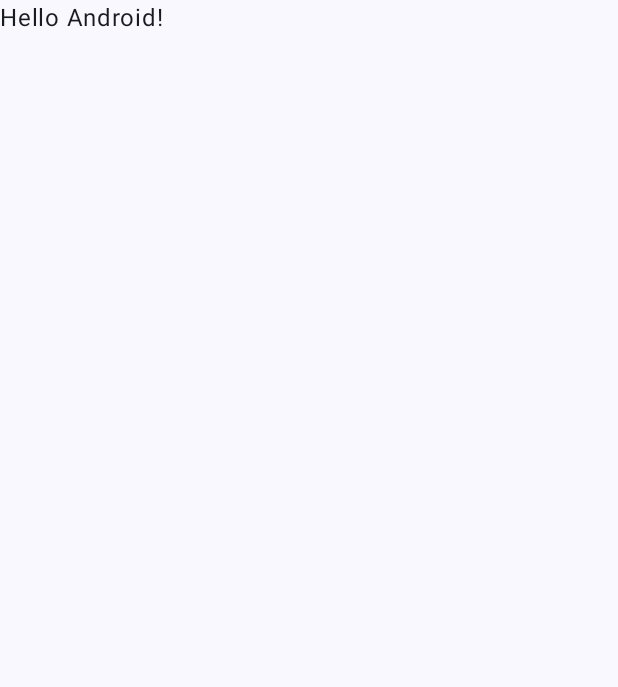
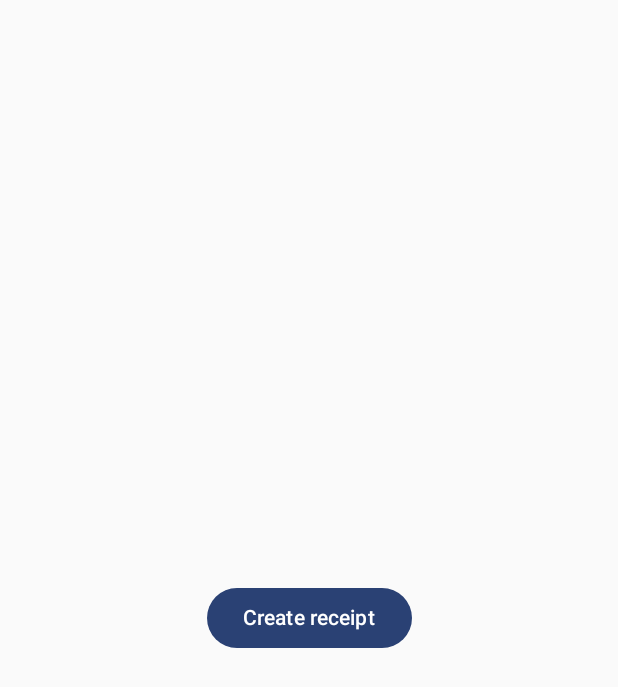
Before and after one commit to timatifey/split-and-pay, an Android app built with Jetpack Compose: the screen it shows after launch (MainActivity), on a phone screen of 412 x 824 dp. Before the commit the part shown is almost empty. Shown: the top 687 px of the screen. Run offline under Robolectric (Android 15) with nearby library versions, the phone set to English and light mode, and no system bars.

Commit message:
[Android]: created simple navigation to check di

```diff
--- a/android/app/build.gradle.kts
+++ b/android/app/build.gradle.kts
@@ -54,13 +54,16 @@ dependencies {
     implementation(project(":receipt"))
 
     implementation(libs.androidx.lifecycle.runtime)
+    implementation(libs.androidx.fragment)
     implementation(libs.androidx.activity.compose)
+    implementation(libs.androidx.navigation.fragment)
+    implementation(libs.androidx.navigation.ui)
+
     implementation(platform(libs.compose.bom))
     implementation(libs.androidx.compose.ui)
     implementation(libs.androidx.compose.ui.tooling.preview)
     implementation(libs.androidx.compose.material3)
     debugImplementation(libs.androidx.compose.ui.tooling)
-    debugImplementation(libs.androidx.compose.ui.test.manifest)
 
     implementation(libs.koin.android)
 }
--- a/android/app/src/main/AndroidManifest.xml
+++ b/android/app/src/main/AndroidManifest.xml
@@ -3,6 +3,7 @@
     xmlns:tools="http://schemas.android.com/tools">
 
     <application
+        android:name=".app.App"
         android:allowBackup="true"
         android:dataExtractionRules="@xml/data_extraction_rules"
         android:fullBackupContent="@xml/backup_rules"
--- a/android/app/src/main/java/com/example/splitandpay/MainActivity.kt
+++ b/android/app/src/main/java/com/example/splitandpay/MainActivity.kt
@@ -1,46 +1,12 @@
 package com.example.splitandpay
 
 import android.os.Bundle
-import androidx.activity.ComponentActivity
-import androidx.activity.compose.setContent
-import androidx.compose.foundation.layout.fillMaxSize
-import androidx.compose.material3.MaterialTheme
-import androidx.compose.material3.Surface
-import androidx.compose.material3.Text
-import androidx.compose.runtime.Composable
-import androidx.compose.ui.Modifier
-import androidx.compose.ui.tooling.preview.Preview
-import com.example.splitandpay.uikit.theme.MyApplicationTheme
+import androidx.appcompat.app.AppCompatActivity
 
-class MainActivity : ComponentActivity() {
+class MainActivity : AppCompatActivity() {
+
     override fun onCreate(savedInstanceState: Bundle?) {
         super.onCreate(savedInstanceState)
-        setContent {
-            MyApplicationTheme {
-                // A surface container using the 'background' color from the theme
-                Surface(
-                    modifier = Modifier.fillMaxSize(),
-                    color = MaterialTheme.colorScheme.background
-                ) {
-                    Greeting("Android")
-                }
-            }
-        }
+        setContentView(R.layout.main_activity)
     }
 }
-
-@Composable
-fun Greeting(name: String, modifier: Modifier = Modifier) {
-    Text(
-        text = "Hello $name!",
-        modifier = modifier
-    )
-}
-
-@Preview(showBackground = true)
-@Composable
-fun GreetingPreview() {
-    MyApplicationTheme {
-        Greeting("Android")
-    }
-}
--- /dev/null
+++ b/android/app/src/main/java/com/example/splitandpay/MainFragment.kt
@@ -0,0 +1,49 @@
+package com.example.splitandpay
+
+import android.os.Bundle
+import android.view.LayoutInflater
+import android.view.View
+import android.view.ViewGroup
+import androidx.compose.foundation.layout.Box
+import androidx.compose.material3.Button
+import androidx.compose.material3.Text
+import androidx.compose.ui.Alignment
+import androidx.compose.ui.platform.ComposeView
+import androidx.fragment.app.Fragment
+import androidx.navigation.NavController
+import androidx.navigation.findNavController
+import com.example.splitandpay.uikit.theme.MyApplicationTheme
+
+class MainFragment : Fragment() {
+
+    private lateinit var navController: NavController
+
+    override fun onCreateView(
+        inflater: LayoutInflater,
+        container: ViewGroup?,
+        savedInstanceState: Bundle?
+    ): View {
+        return ComposeView(requireContext()).apply {
+            setContent {
+                MyApplicationTheme {
+                    Box(contentAlignment = Alignment.Center) {
+
+                        Button(onClick = ::navigateToReceiptScreen) {
+                            Text(text = "Create receipt")
+                        }
+
+                    }
+                }
+            }
+        }
+    }
+
+    override fun onViewCreated(view: View, savedInstanceState: Bundle?) {
+        super.onViewCreated(view, savedInstanceState)
+        navController = view.findNavController()
+    }
+
+    private fun navigateToReceiptScreen() {
+        navController.navigate(R.id.action_mainFragment_to_receiptFragment)
+    }
+}
--- /dev/null
+++ b/android/app/src/main/res/layout/main_activity.xml
@@ -0,0 +1,16 @@
+<?xml version="1.0" encoding="utf-8"?>
+<LinearLayout xmlns:android="http://schemas.android.com/apk/res/android"
+    xmlns:app="http://schemas.android.com/apk/res-auto"
+    android:orientation="vertical"
+    android:layout_width="match_parent"
+    android:layout_height="match_parent">
+
+    <androidx.fragment.app.FragmentContainerView
+        android:id="@+id/nav_host_fragment"
+        android:name="androidx.navigation.fragment.NavHostFragment"
+        android:layout_width="match_parent"
+        android:layout_height="match_parent"
+        app:defaultNavHost="true"
+        app:navGraph="@navigation/nav_graph"/>
+
+</LinearLayout>
--- /dev/null
+++ b/android/app/src/main/res/navigation/nav_graph.xml
@@ -0,0 +1,19 @@
+<?xml version="1.0" encoding="utf-8"?>
+<navigation xmlns:android="http://schemas.android.com/apk/res/android"
+    xmlns:app="http://schemas.android.com/apk/res-auto"
+    android:id="@+id/nav_graph"
+    app:startDestination="@id/mainFragment">
+
+    <fragment
+        android:id="@+id/mainFragment"
+        android:name="com.example.splitandpay.MainFragment"
+        android:label="MainFragment" >
+        <action
+            android:id="@+id/action_mainFragment_to_receiptFragment"
+            app:destination="@id/receiptFragment" />
+    </fragment>
+    <fragment
+        android:id="@+id/receiptFragment"
+        android:name="com.example.splitandpay.receipt.ReceiptFragment"
+        android:label="ReceiptFragment" />
+</navigation>
--- a/android/app/src/main/res/values/themes.xml
+++ b/android/app/src/main/res/values/themes.xml
@@ -1,5 +1,5 @@
 <?xml version="1.0" encoding="utf-8"?>
 <resources>
 
-    <style name="Theme.SplitAndPay" parent="android:Theme.Material.Light.NoActionBar" />
+    <style name="Theme.SplitAndPay" parent="Theme.AppCompat.Light.NoActionBar" />
 </resources>
--- a/android/gradle/libs.versions.toml
+++ b/android/gradle/libs.versions.toml
@@ -7,6 +7,7 @@ androidx-core = "1.9.0"
 androidx-lifecycle = "2.6.2"
 androidx-activity-compose = "1.8.0"
 androidx-fragment = "1.6.2"
+androidx-navigation = "2.7.5"
 koin = "3.5.0"
 
 [libraries]
@@ -21,6 +22,8 @@ androidx-lifecycle-viewmodel = { module = "androidx.lifecycle:lifecycle-viewmode
 androidx-lifecycle-runtime-compose = { module = "androidx.lifecycle:lifecycle-runtime-compose",  version.ref = "androidx-lifecycle" }
 androidx-activity-compose = { module = "androidx.activity:activity-compose", version.ref = "androidx-activity-compose" }
 androidx-fragment = { module = "androidx.fragment:fragment-ktx", version.ref = "androidx-fragment" }
+androidx-navigation-fragment = { module = "androidx.navigation:navigation-fragment-ktx", version.ref = "androidx-navigation" }
+androidx-navigation-ui = { module = "androidx.navigation:navigation-ui-ktx", version.ref = "androidx-navigation" }
 
 ##Compose
 
@@ -29,7 +32,6 @@ androidx-compose-ui = { module = "androidx.compose.ui:ui" }
 androidx-compose-ui-graphics = { module = "androidx.compose.ui:ui-graphics" }
 androidx-compose-ui-tooling = { module = "androidx.compose.ui:ui-tooling" }
 androidx-compose-ui-tooling-preview = { module = "androidx.compose.ui:ui-tooling-preview" }
-androidx-compose-ui-test-manifest = { module = "androidx.compose.ui:ui-test-manifest" }
 androidx-compose-material3 = { module = "androidx.compose.material3:material3" }
 
 ## DI
```
